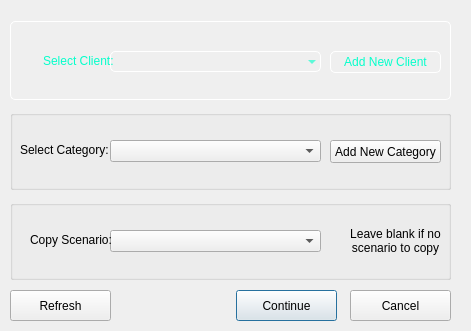
Above: ui/NewScenario.ui from JamesGrace500/ccPlanner before the change. Below: the same form after it.
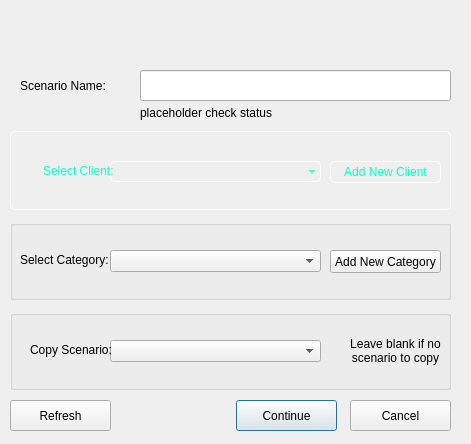
That is the form after the change.

Commit message: Scenario window started

Diff of the .ui file:
```diff
--- a/ui/NewScenario.ui
+++ b/ui/NewScenario.ui
@@ -7,7 +7,7 @@
     <x>0</x>
     <y>0</y>
     <width>471</width>
-    <height>331</height>
+    <height>444</height>
    </rect>
   </property>
   <property name="windowTitle">
@@ -17,7 +17,7 @@
    <property name="geometry">
     <rect>
      <x>236</x>
-     <y>290</y>
+     <y>400</y>
      <width>101</width>
      <height>31</height>
     </rect>
@@ -30,7 +30,7 @@
    <property name="geometry">
     <rect>
      <x>350</x>
-     <y>290</y>
+     <y>400</y>
      <width>101</width>
      <height>31</height>
     </rect>
@@ -43,7 +43,7 @@
    <property name="geometry">
     <rect>
      <x>10</x>
-     <y>20</y>
+     <y>130</y>
      <width>441</width>
      <height>80</height>
     </rect>
@@ -104,7 +104,7 @@
    <property name="geometry">
     <rect>
      <x>10</x>
-     <y>110</y>
+     <y>220</y>
      <width>441</width>
      <height>80</height>
     </rect>
@@ -153,7 +153,7 @@
    <property name="geometry">
     <rect>
      <x>10</x>
-     <y>200</y>
+     <y>310</y>
      <width>441</width>
      <height>80</height>
     </rect>
@@ -208,7 +208,7 @@
    <property name="geometry">
     <rect>
      <x>10</x>
-     <y>290</y>
+     <y>400</y>
      <width>101</width>
      <height>31</height>
     </rect>
@@ -217,6 +217,42 @@
     <string>Refresh</string>
    </property>
   </widget>
+  <widget class="QLabel" name="namelabel">
+   <property name="geometry">
+    <rect>
+     <x>20</x>
+     <y>70</y>
+     <width>91</width>
+     <height>31</height>
+    </rect>
+   </property>
+   <property name="text">
+    <string>Scenario Name:</string>
+   </property>
+  </widget>
+  <widget class="QLineEdit" name="scenarionametextbox">
+   <property name="geometry">
+    <rect>
+     <x>140</x>
+     <y>70</y>
+     <width>311</width>
+     <height>31</height>
+    </rect>
+   </property>
+  </widget>
+  <widget class="QLabel" name="checklabel">
+   <property name="geometry">
+    <rect>
+     <x>140</x>
+     <y>103</y>
+     <width>311</width>
+     <height>20</height>
+    </rect>
+   </property>
+   <property name="text">
+    <string>placeholder check status</string>
+   </property>
+  </widget>
   <zorder>clientgroupbox</zorder>
   <zorder>continuebutton</zorder>
   <zorder>cancelbutton</zorder>
```
Left out of the diff: 3 changed lines with no effect on the pictures. The commit also changes 11 other files.
